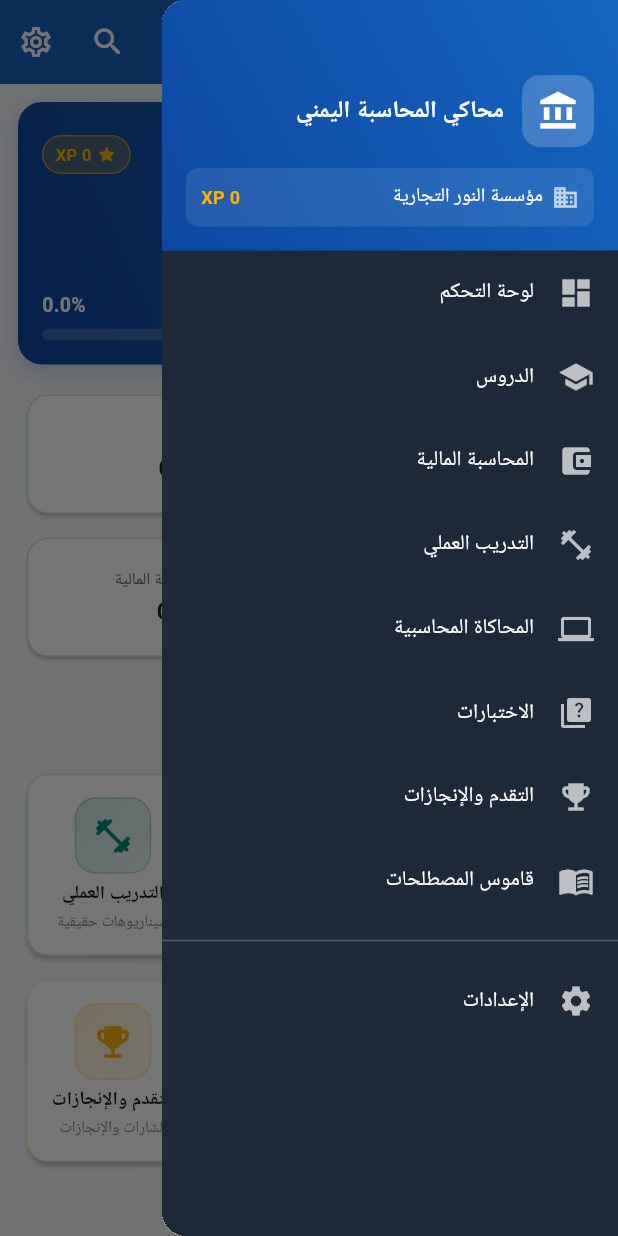
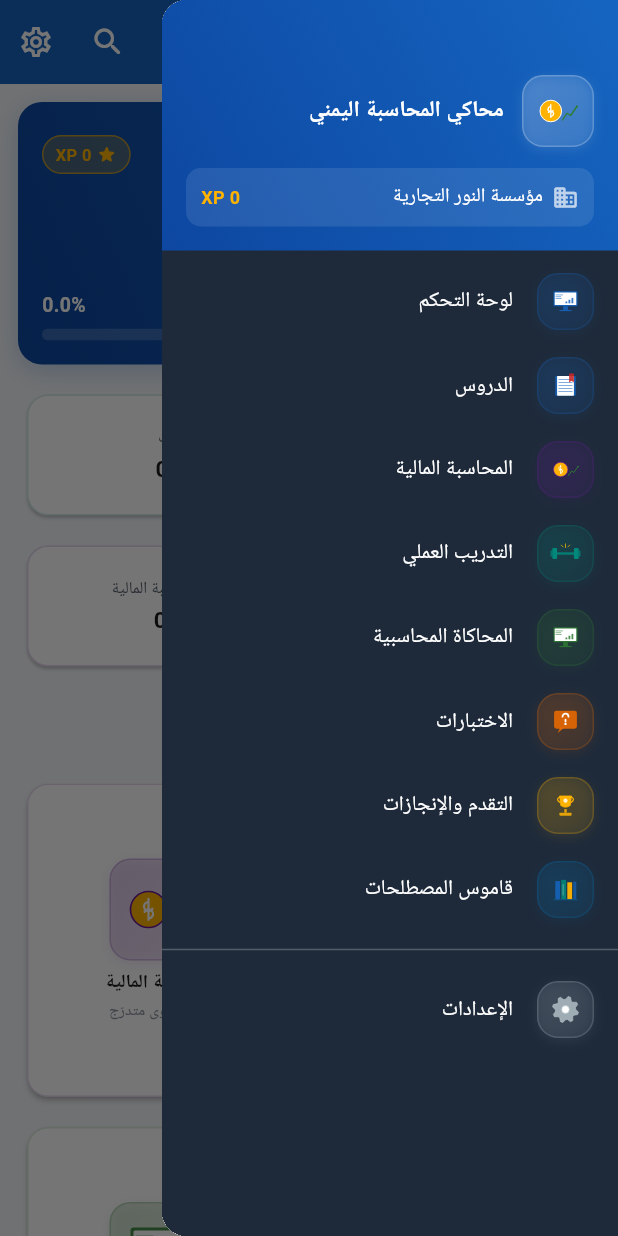
Before and after one commit to hkllmnnx-maker/yemen-accounting-simulator, a Flutter app: the DashboardScreen screen opened directly, with the side drawer open, on a phone screen of 412 x 824 dp. Run offline on Flutter 3.47's test engine with Material 3 defaults, Android fonts, the phone set to English and light mode, and no system bars; our stand-ins replace google_fonts, hive, hive_flutter, shared_preferences; accounts and stored records are empty; Roboto replaces fonts that are missing (Cairo).

Commit message:
feat(ui): apply real thumbnails to dashboard, drawer, reports, financial home
- Dashboard: replace all 7 SectionCard placeholder Material icons with custom
  thumbnails (lessons book, FA coin+chart, training dumbbell, simulator screen,
  quiz bubble, progress trophy, glossary books). Tighten responsive grid:
  2 cols <420px, 3 cols 420-720px, 4 cols 720-1000px, 5 cols wider.
- Dashboard QuickStats: thumbnails for lessons/training/progress/FA, fixed
  aspect ratio so Arabic labels never clip on narrow phones.
- Dashboard simulator big-button: replace generic Icons.computer with real
  simulator thumbnail.
- Dashboard _DashTile: support thumbnails (settings gear, info i circle).
- AppDrawer: every entry now uses a domain-specific thumbnail (38px),
  header gets the FA coin thumbnail and proper text wrapping.
- Reports home: StatCards use cashBox/sales/inventoryValue thumbnails;
  ReportTile rewritten to use larger 52px thumbnails (trialBalance scale,
  incomeStatement growth chart, balanceSheet wallet, salesReport pie,
  cashReport coins+bill, inventoryReport clipboard) with title maxLines:2.
- Financial accounting home: header uses FA thumbnail, simulator launcher
  uses simulator thumbnail with proper subtitle wrapping (maxLines:3).
- All Card borders bumped from alpha 0.15 -> 0.18 for crisper definition.

```diff
--- a/lib/screens/dashboard/dashboard_screen.dart
+++ b/lib/screens/dashboard/dashboard_screen.dart
@@ -8,6 +8,7 @@ import '../../providers/progress_provider.dart';
 import '../../providers/financial_accounting_provider.dart';
 import '../../widgets/app_drawer.dart';
 import '../../widgets/section_card.dart';
+import '../../widgets/thumbnails/section_thumbnails.dart';
 import '../lessons/lessons_screen.dart';
 import '../training/training_list_screen.dart';
 import '../quizzes/quizzes_list_screen.dart';
@@ -52,15 +53,18 @@ class DashboardScreen extends StatelessWidget {
       body: SafeArea(
         child: LayoutBuilder(
           builder: (context, constraints) {
-            // عمود الأقسام: 2 على الشاشات الضيقة، 3 على المتوسطة، 4 على الواسعة
+            // عمود الأقسام: 2 على الشاشات الضيقة (للحفاظ على وضوح
+            // النص العربي)، 3 على المتوسطة، 4 على الواسعة، 5 على شاشات
+            // العمل الكبيرة. الحدّ الفاصل 420px اختير ليلائم الهواتف.
             final w = constraints.maxWidth;
-            final crossAxisCount = w < 360
+            final crossAxisCount = w < 420
                 ? 2
-                : w < 600
+                : w < 720
                 ? 3
-                : w < 900
+                : w < 1000
                 ? 4
                 : 5;
+            final dashCardRatio = w < 420 ? 0.86 : 0.92;
 
             return ListView(
               padding: const EdgeInsets.fromLTRB(12, 12, 12, 24),
@@ -88,12 +92,12 @@ class DashboardScreen extends StatelessWidget {
                   shrinkWrap: true,
                   physics: const NeverScrollableScrollPhysics(),
                   crossAxisCount: crossAxisCount,
-                  childAspectRatio: 0.95,
-                  mainAxisSpacing: 4,
-                  crossAxisSpacing: 4,
+                  childAspectRatio: dashCardRatio,
+                  mainAxisSpacing: 8,
+                  crossAxisSpacing: 8,
                   children: [
                     SectionCard(
-                      icon: Icons.menu_book_rounded,
+                      thumbnail: ThumbnailKind.lessons,
                       title: AppStrings.lessons,
                       subtitle: 'دروس مختصرة',
                       color: AppColors.primary,
@@ -104,7 +108,7 @@ class DashboardScreen extends StatelessWidget {
                       ),
                     ),
                     SectionCard(
-                      icon: Icons.account_balance_wallet_rounded,
+                      thumbnail: ThumbnailKind.financialAccounting,
                       title: AppStrings.faShortName,
                       subtitle: '14 مستوى متدرّج',
                       color: AppColors.equity,
@@ -115,7 +119,7 @@ class DashboardScreen extends StatelessWidget {
                       ),
                     ),
                     SectionCard(
-                      icon: Icons.fitness_center_rounded,
+                      thumbnail: ThumbnailKind.training,
                       title: AppStrings.training,
                       subtitle: 'سيناريوهات حقيقية',
                       color: AppColors.accent,
@@ -126,7 +130,7 @@ class DashboardScreen extends StatelessWidget {
                       ),
                     ),
                     SectionCard(
-                      icon: Icons.computer_rounded,
+                      thumbnail: ThumbnailKind.simulator,
                       title: AppStrings.simulator,
                       subtitle: 'نظام محاسبي حقيقي',
                       color: AppColors.success,
@@ -137,7 +141,7 @@ class DashboardScreen extends StatelessWidget {
                       ),
                     ),
                     SectionCard(
-                      icon: Icons.quiz_rounded,
+                      thumbnail: ThumbnailKind.quiz,
                       title: AppStrings.quizzes,
                       subtitle: 'اختبر معلوماتك',
                       color: AppColors.warning,
@@ -148,7 +152,7 @@ class DashboardScreen extends StatelessWidget {
                       ),
                     ),
                     SectionCard(
-                      icon: Icons.emoji_events_rounded,
+                      thumbnail: ThumbnailKind.progress,
                       title: AppStrings.progress,
                       subtitle: 'الشارات والإنجازات',
                       color: AppColors.gold,
@@ -159,7 +163,7 @@ class DashboardScreen extends StatelessWidget {
                       ),
                     ),
                     SectionCard(
-                      icon: Icons.library_books_rounded,
+                      thumbnail: ThumbnailKind.glossary,
                       title: AppStrings.glossary,
                       subtitle: 'مصطلحات محاسبية',
                       color: AppColors.info,
@@ -204,7 +208,7 @@ class DashboardScreen extends StatelessWidget {
                   child: Column(
                     children: [
                       _DashTile(
-                        icon: Icons.settings_outlined,
+                        thumbnail: ThumbnailKind.settings,
                         color: AppColors.primary,
                         title: AppStrings.settings,
                         subtitle: 'تخصيص اسم الشركة، السنة المالية وغيرها',
@@ -216,7 +220,7 @@ class DashboardScreen extends StatelessWidget {
                       ),
                       const Divider(height: 1),
                       _DashTile(
-                        icon: Icons.info_outline_rounded,
+                        thumbnail: ThumbnailKind.about,
                         color: AppColors.info,
                         title: 'عن التطبيق',
                         subtitle: AppStrings.appTagline,
@@ -261,6 +265,8 @@ class DashboardScreen extends StatelessWidget {
     );
   }
 }
+
+
 
 class _WelcomeBanner extends StatelessWidget {
   final String companyName;
@@ -429,12 +435,12 @@ class _QuickStats extends StatelessWidget {
           shrinkWrap: true,
           physics: const NeverScrollableScrollPhysics(),
           crossAxisCount: crossAxisCount,
-          childAspectRatio: isWide ? 2.4 : 2.1,
-          mainAxisSpacing: 4,
-          crossAxisSpacing: 4,
+          childAspectRatio: isWide ? 2.4 : 2.05,
+          mainAxisSpacing: 8,
+          crossAxisSpacing: 8,
           children: [
             StatCard(
-              icon: Icons.school_rounded,
+              thumbnail: ThumbnailKind.lessons,
               label: 'الدروس',
               value: '${progress.completedLessons}/${progress.totalLessons}',
               color: AppColors.primary,
@@ -443,7 +449,7 @@ class _QuickStats extends StatelessWidget {
               ).push(MaterialPageRoute(builder: (_) => const LessonsScreen())),
             ),
             StatCard(
-              icon: Icons.fitness_center_rounded,
+              thumbnail: ThumbnailKind.training,
               label: 'تدريبات',
               value:
                   '${progress.completedTrainings}/${progress.totalTrainings}',
@@ -453,7 +459,7 @@ class _QuickStats extends StatelessWidget {
               ),
             ),
             StatCard(
-              icon: Icons.workspace_premium_rounded,
+              thumbnail: ThumbnailKind.progress,
               label: 'الشارات',
               value: '${progress.progress.earnedBadges.length}',
               color: AppColors.gold,
@@ -462,7 +468,7 @@ class _QuickStats extends StatelessWidget {
               ).push(MaterialPageRoute(builder: (_) => const ProgressScreen())),
             ),
             StatCard(
-              icon: Icons.account_balance_wallet_rounded,
+              thumbnail: ThumbnailKind.financialAccounting,
               label: 'المحاسبة المالية',
               value: Formatters.percent(faProgress),
               color: AppColors.equity,
@@ -516,17 +522,10 @@ class _SimulatorBigButton extends StatelessWidget {
             children: [
               Row(
                 children: [
-                  Container(
-                    padding: const EdgeInsets.all(10),
-                    decoration: BoxDecoration(
-                      color: AppColors.success.withValues(alpha: 0.15),
-                      borderRadius: BorderRadius.circular(12),
-                    ),
-                    child: const Icon(
-                      Icons.computer_rounded,
-                      color: AppColors.success,
-                      size: 28,
-                    ),
+                  const SectionThumbnail(
+                    kind: ThumbnailKind.simulator,
+                    color: AppColors.success,
+                    size: 56,
                   ),
                   const SizedBox(width: 12),
                   const Expanded(
@@ -642,32 +641,48 @@ class _MiniInfo extends StatelessWidget {
 }
 
 class _DashTile extends StatelessWidget {
-  final IconData icon;
+  final IconData? icon;
+  final ThumbnailKind? thumbnail;
   final Color color;
   final String title;
   final String? subtitle;
   final VoidCallback onTap;
 
   const _DashTile({
-    required this.icon,
+    this.icon,
+    this.thumbnail,
     required this.color,
     required this.title,
     this.subtitle,
     required this.onTap,
-  });
+  }) : assert(icon != null || thumbnail != null);
 
   @override
   Widget build(BuildContext context) {
     return ListTile(
-      leading: Container(
-        width: 38,
-        height: 38,
-        decoration: BoxDecoration(
-          color: color.withValues(alpha: 0.12),
-          borderRadius: BorderRadius.circular(10),
-        ),
-        child: Icon(icon, color: color, size: 20),
-      ),
+      leading: thumbnail != null
+          ? SectionThumbnail(
+              kind: thumbnail!,
+              color: color,
+              size: 42,
+            )
+          : Container(
+              width: 42,
+              height: 42,
+              decoration: BoxDecoration(
+                gradient: LinearGradient(
+                  begin: Alignment.topLeft,
+                  end: Alignment.bottomRight,
+                  colors: [
+                    color.withValues(alpha: 0.18),
+                    color.withValues(alpha: 0.08),
+                  ],
+                ),
+                borderRadius: BorderRadius.circular(11),
+                border: Border.all(color: color.withValues(alpha: 0.22)),
+              ),
+              child: Icon(icon, color: color, size: 22),
+            ),
       title: Text(
         title,
         style: const TextStyle(fontWeight: FontWeight.bold, fontSize: 14),
--- a/lib/widgets/app_drawer.dart
+++ b/lib/widgets/app_drawer.dart
@@ -13,8 +13,9 @@ import '../screens/glossary/glossary_screen.dart';
 import '../screens/settings/settings_screen.dart';
 import '../screens/simulator/simulator_home_screen.dart';
 import '../screens/financial_accounting/financial_accounting_home_screen.dart';
+import 'thumbnails/section_thumbnails.dart';
 
-/// قائمة جانبية شبيهة بالأنظمة المحاسبية اليمنية
+/// قائمة جانبية شبيهة بالأنظمة المحاسبية اليمنية - مع صور مصغّرة احترافية.
 class AppDrawer extends StatelessWidget {
   const AppDrawer({super.key});
 
@@ -43,26 +44,22 @@ class AppDrawer extends StatelessWidget {
                 children: [
                   Row(
                     children: [
-                      Container(
-                        padding: const EdgeInsets.all(10),
-                        decoration: BoxDecoration(
-                          color: Colors.white.withValues(alpha: 0.2),
-                          borderRadius: BorderRadius.circular(12),
-                        ),
-                        child: const Icon(
-                          Icons.account_balance,
-                          color: Colors.white,
-                          size: 28,
-                        ),
+                      const SectionThumbnail(
+                        kind: ThumbnailKind.financialAccounting,
+                        color: Colors.white,
+                        size: 48,
                       ),
                       const SizedBox(width: 12),
                       const Expanded(
                         child: Text(
                           AppStrings.appName,
+                          maxLines: 2,
+                          overflow: TextOverflow.ellipsis,
                           style: TextStyle(
                             color: Colors.white,
                             fontWeight: FontWeight.bold,
-                            fontSize: 16,
+                            fontSize: 15,
+                            height: 1.25,
                           ),
                         ),
                       ),
@@ -73,12 +70,12 @@ class AppDrawer extends StatelessWidget {
                     padding: const EdgeInsets.all(10),
                     decoration: BoxDecoration(
                       color: Colors.white.withValues(alpha: 0.1),
-                      borderRadius: BorderRadius.circular(8),
+                      borderRadius: BorderRadius.circular(10),
                     ),
                     child: Row(
                       children: [
                         const Icon(
-                          Icons.business,
+                          Icons.business_rounded,
                           color: Colors.white70,
                           size: 18,
                         ),
@@ -108,62 +105,73 @@ class AppDrawer extends StatelessWidget {
                 ],
               ),
             ),
+            const SizedBox(height: 6),
             _drawerItem(
               context,
-              Icons.dashboard,
+              ThumbnailKind.simulator,
+              AppColors.primary,
               AppStrings.dashboard,
               const DashboardScreen(),
               replaceRoot: true,
             ),
             _drawerItem(
               context,
-              Icons.school,
+              ThumbnailKind.lessons,
+              AppColors.primary,
               AppStrings.lessons,
               const LessonsScreen(),
             ),
             _drawerItem(
               context,
-              Icons.account_balance_wallet,
+              ThumbnailKind.financialAccounting,
+              AppColors.equity,
               AppStrings.faShortName,
               const FinancialAccountingHomeScreen(),
             ),
             _drawerItem(
               context,
-              Icons.fitness_center,
+              ThumbnailKind.training,
+              AppColors.accent,
               AppStrings.training,
               const TrainingListScreen(),
             ),
             _drawerItem(
               context,
-              Icons.computer,
+              ThumbnailKind.simulator,
+              AppColors.success,
               AppStrings.simulator,
               const SimulatorHomeScreen(),
             ),
             _drawerItem(
               context,
-              Icons.quiz,
+              ThumbnailKind.quiz,
+              AppColors.warning,
               AppStrings.quizzes,
               const QuizzesListScreen(),
             ),
             _drawerItem(
               context,
-              Icons.emoji_events,
+              ThumbnailKind.progress,
+              AppColors.gold,
               AppStrings.progress,
               const ProgressScreen(),
             ),
             _drawerItem(
               context,
-              Icons.menu_book,
+              ThumbnailKind.glossary,
+              AppColors.info,
               AppStrings.glossary,
               const GlossaryScreen(),
             ),
             const Divider(color: Colors.white24, height: 24),
             _drawerItem(
               context,
-              Icons.settings,
+              ThumbnailKind.settings,
+              AppColors.silver,
               AppStrings.settings,
               const SettingsScreen(),
             ),
+            const SizedBox(height: 16),
           ],
         ),
       ),
@@ -172,15 +180,22 @@ class AppDrawer extends StatelessWidget {
 
   Widget _drawerItem(
     BuildContext context,
-    IconData icon,
+    ThumbnailKind kind,
+    Color color,
     String title,
     Widget page, {
     bool replaceRoot = false,
   }) {
     return ListTile(
-      leading: Icon(icon, color: Colors.white70),
+      leading: SectionThumbnail(
+        kind: kind,
+        color: color,
+        size: 38,
+      ),
       title: Text(
         title,
+        maxLines: 1,
+        overflow: TextOverflow.ellipsis,
         style: const TextStyle(
           color: Colors.white,
           fontWeight: FontWeight.w500,
```
Also changed, not shown: lib/screens/financial_accounting/financial_accounting_home_screen.dart (+18 -9 lines), lib/screens/simulator/reports/reports_home_screen.dart (+25 -32 lines).
